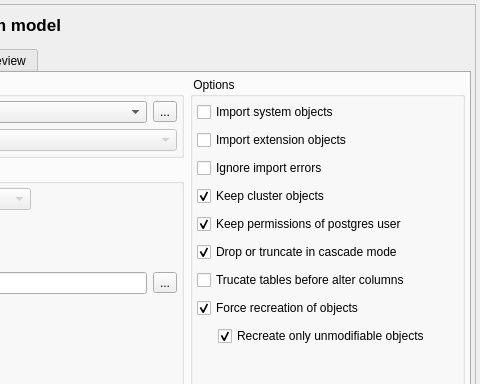
First picture: the form in libpgmodeler_ui/ui/modeldatabasediffform.ui, repository pgmodeler/pgmodeler, before the edit; both pictures show x 188 to 668 and y 0 to 384 of the 668 by 468 pixel window.
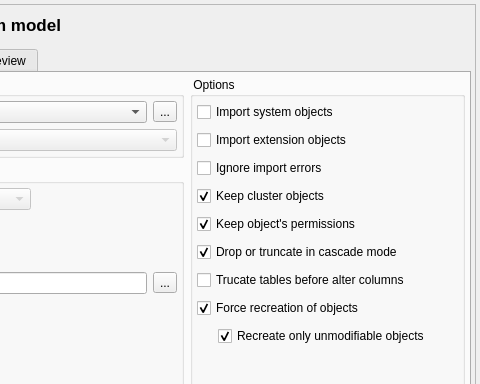
Second picture: the form after the edit. Icons and pictures are not drawn.

Commit message:
Minor fix on code generation of permissions.
Minor fix on permissions editing form.

Fixed a bug on database import process that was crashing the application
whenever importing a composite type.

Model db diff process checkpoint

Diff of the .ui file:
```diff
--- a/libpgmodeler_ui/ui/modeldatabasediffform.ui
+++ b/libpgmodeler_ui/ui/modeldatabasediffform.ui
@@ -687,7 +687,7 @@
                   <string>Database cluster level objects like roles and tablespaces will not be dropped.</string>
                  </property>
                  <property name="text">
-                  <string>Keep permissions of postgres user</string>
+                  <string>Keep object's permissions</string>
                  </property>
                  <property name="checked">
                   <bool>true</bool>
```
Left out of the diff: 6 changed lines with no effect on the pictures. The commit also changes 16 other files.
